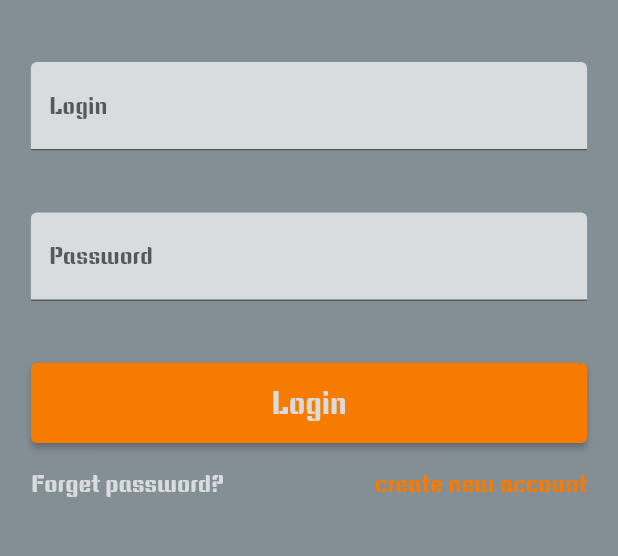
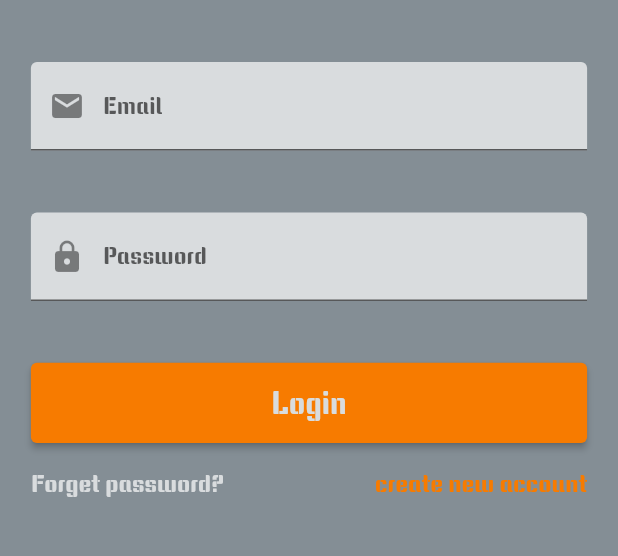
Before and after one commit to Gotcha190/gym_rent, a Flutter app: the screen it shows after launch, after a tap on "Login", on a phone screen of 412 x 824 dp, the part 588-1144 px from its top. Run offline on Flutter 3.47's test engine with Material 2 defaults, Android fonts, the phone set to English and light mode, and no system bars; our stand-ins replace firebase_auth, firebase_core, flutter_custom_clippers, sizer; accounts and stored records are empty; generated files the repository leaves out were written again; network calls fail.

Commit message:
Organized, working login/registration using Firebase

```diff
--- a/lib/WelcomePage.dart
+++ /dev/null
@@ -1,128 +0,0 @@
-import 'package:flutter/material.dart';
-import 'package:flutter_custom_clippers/flutter_custom_clippers.dart';
-import 'package:sizer/sizer.dart';
-
-class WelcomePage extends StatelessWidget{
-  const WelcomePage({Key? key}) : super(key: key);
-
-  @override
-  Widget build(BuildContext context) {
-    return Scaffold(
-      body: SafeArea(
-        child: Column(
-          mainAxisAlignment: MainAxisAlignment.start,
-          children: <Widget>[
-            if (MediaQuery.of(context).viewInsets.bottom == 0.0)
-              Column(
-                mainAxisAlignment: MainAxisAlignment.start,
-                children: <Widget>[
-                  Image.asset('assets/images/main_page_logo.png',
-                      width: 100.w, height: 40.w),
-                  Text(
-                    'GymRent',
-                    style: TextStyle(
-                      fontSize: 30.sp,
-                    ),
-                  ),
-                ],
-              ),
-            Expanded(
-              child: ClipPath(
-                clipper: WaveClipperTwo(reverse: true),
-                child: Container(
-                  height: 50.h,
-                  width: 100.w,
-                  color: const Color(0xFF848E95),
-                  child: ListView(
-                    padding: EdgeInsets.only(top: 10.h, right: 5.w, left: 5.w),
-                    children: [
-                      Center(
-                        child: Text(
-                          "Welcome",
-                          style: TextStyle(
-                              fontSize: 45.sp, color: const Color(0xFFFA9F56)),
-                        ),
-                      ),
-                      Center(
-                        child: Text(
-                          "Login to enjoy GymRent",
-                          style: TextStyle(
-                              fontSize: 12.sp, color: const Color(0xFFD9DCDE)),
-                        ),
-                      ),
-                      SizedBox(height: 5.h),
-                      const TextField(
-                        decoration: InputDecoration(
-                          labelText: "Login",
-                          filled: true,
-                          fillColor: Color(0xFFD9DCDE),
-                        ),
-                      ),
-                      SizedBox(height: 5.h),
-                      const TextField(
-                        decoration: InputDecoration(
-                          labelText: "Password",
-                          filled: true,
-                          fillColor: Color(0xFFD9DCDE),
-                        ),
-                        obscureText: true, // Ukryj hasło
-                      ),
-                      SizedBox(height: 5.h),
-                      SizedBox(
-                        width: double.infinity,
-                        height: 6.5.h,
-                        child: ElevatedButton(
-                          onPressed: () {
-                            ///TODO: Login logic
-                          },
-                          style: ButtonStyle(
-                            backgroundColor: MaterialStateProperty.all(
-                                const Color(0xFFF77B00)),
-                          ),
-                          child: Text(
-                            "Login",
-                            style: TextStyle(
-                                fontSize: 15.sp,
-                                color: const Color(0xFFD9DCDE)),
-                          ),
-                        ),
-                      ),
-                      SizedBox(height: 2.h),
-                      Row(
-                        children: [
-                          GestureDetector(
-                            onTap: () {
-                              ///TODO: Forget password page
-                            },
-                            child: Text(
-                              "Forget password?",
-                              style: TextStyle(
-                                  fontSize: 12.sp,
-                                  color: const Color(0xFFD9DCDE)),
-                            ),
-                          ),
-                          const Spacer(),
-                          GestureDetector(
-                            onTap: () {
-                              ///TODO: Creating account page
-                            },
-                            child: Text(
-                              "create new account",
-                              style: TextStyle(
-                                  fontSize: 12.sp,
-                                  color: const Color(0xFFF77B00)),
-                            ),
-                          ),
-                        ],
-                      ),
-                    ],
-                  ),
-                ),
-              ),
-            ),
-          ],
-        ),
-      ),
-    );
-  }
-}
--- a/lib/main.dart
+++ b/lib/main.dart
@@ -1,12 +1,29 @@
+import 'package:firebase_core/firebase_core.dart';
 import 'package:flutter/material.dart';
+import 'package:gym_rent/user_auth/pages/authentication_page.dart';
 import 'package:sizer/sizer.dart';
-import 'dart:async';
-import 'package:gym_rent/WelcomePage.dart';
+import 'package:gym_rent/user_auth/pages/login_page.dart';
+import 'package:gym_rent/user_auth/pages/sign_up_page.dart';
+import 'package:gym_rent/user_auth/pages/forget_pwd.dart';
+import 'package:gym_rent/pages/homepage.dart';
+import 'firebase_options.dart';
 
-void main() => runApp(const MyApp());
+
+void main() async {
+  // Zainicjuj Firebase przed uruchomieniem aplikacji
+  WidgetsFlutterBinding.ensureInitialized(); // To jest ważne dla Firebase
+
+  await Firebase.initializeApp(
+    options: DefaultFirebaseOptions.currentPlatform,
+    name: 'GymRent',
+  );
+
+  runApp(MyApp());
+}
 
 class MyApp extends StatelessWidget {
   const MyApp({Key? key}) : super(key: key);
+
   @override
   Widget build(BuildContext context) {
     return Sizer(
@@ -19,7 +36,9 @@ class MyApp extends StatelessWidget {
             fontFamily: 'KeaniaOne',
           ),
           routes: {
-            '/': (ctx) => const WelcomePage(),
+            '/': (ctx) => const AuthenticationScreen(),
+            // '/forget_pwd': (ctx) => const ForgetPwd(),
+            '/home': (ctx) => const HomePage(),
           },
         );
       },
--- /dev/null
+++ b/lib/user_auth/firebase_auth/firebase_auth_services.dart
@@ -0,0 +1,25 @@
+import 'package:firebase_auth/firebase_auth.dart';
+
+class FirebaseAuthServices {
+   final FirebaseAuth _auth = FirebaseAuth.instance;
+
+   Future<User?> signUpWithEmailAndPassword(String email, String password) async {
+     try{
+       UserCredential credential = await _auth.createUserWithEmailAndPassword(email: email, password: password);
+           return credential.user;
+     } catch (e) {
+       print("Some error occurred");
+     }
+     return null;
+   }
+
+   Future<User?> signInWithEmailAndPassword(String email, String password) async {
+     try{
+       UserCredential credential = await _auth.signInWithEmailAndPassword(email: email, password: password);
+       return credential.user;
+     } catch (e) {
+       print("Some error occurred");
+     }
+     return null;
+   }
+}
--- /dev/null
+++ b/lib/user_auth/pages/authentication_page.dart
@@ -0,0 +1,87 @@
+import 'package:flutter/material.dart';
+import 'package:flutter_custom_clippers/flutter_custom_clippers.dart';
+import 'package:gym_rent/user_auth/pages/forget_pwd.dart';
+import 'package:gym_rent/user_auth/pages/login_page.dart';
+import 'package:gym_rent/user_auth/pages/sign_up_page.dart';
+import 'package:sizer/sizer.dart';
+
+class AuthenticationScreen extends StatefulWidget {
+  const AuthenticationScreen({super.key});
+
+  @override
+  State<AuthenticationScreen> createState() => _AuthenticationScreenState();
+}
+
+class _AuthenticationScreenState extends State<AuthenticationScreen> {
+  bool showLoginPage = true;
+  bool showForgetPwd = false;
+  void navigateToSignup() {
+    setState(() {
+      showLoginPage = false;
+      showForgetPwd = false;
+    });
+  }
+
+  void navigateToLogin() {
+    setState(() {
+      showLoginPage = true;
+      showForgetPwd = false;
+    });
+  }
+
+  void navigateToForgetPwd() {
+    setState(() {
+      showForgetPwd = true;
+    });
+  }
+
+  @override
+  Widget build(BuildContext context) {
+    return Scaffold(
+      body: SafeArea(
+        child: Column(
+          mainAxisAlignment: MainAxisAlignment.start,
+          children: <Widget>[
+            if (MediaQuery.of(context).viewInsets.bottom == 0.0)
+              Column(
+                mainAxisAlignment: MainAxisAlignment.start,
+                children: <Widget>[
+                  Image.asset('assets/images/main_page_logo.png',
+                      width: 100.w, height: 40.w),
+                  Text(
+                    'GymRent',
+                    style: TextStyle(
+                      fontSize: 30.sp,
+                    ),
+                  ),
+                ],
+              ),
+            Expanded(
+              child: ClipPath(
+                clipper: WaveClipperTwo(reverse: true),
+                child: Container(
+                  height: 50.h,
+                  width: 100.w,
+                  color: const Color(0xFF848E95),
+                  child: ListView(
+                    padding: EdgeInsets.only(top: 10.h, right: 5.w, left: 5.w),
+                    children: [
+                      showForgetPwd // Najpierw sprawdź, czy powinien być wyświetlany ekran resetowania hasła
+                          ? ForgetPwd(navigateToLogin: navigateToLogin)
+                          : showLoginPage // Następnie sprawdź, czy powinien być wyświetlany ekran logowania
+                              ? LoginPage(
+                                  navigateToSignup: navigateToSignup,
+                                  navigateToForgetPwd: navigateToForgetPwd,
+                                )
+                              : SignUpPage(navigateToLogin: navigateToLogin),
+                    ],
+                  ),
+                ),
+              ),
+            ),
+          ],
+        ),
+      ),
+    );
+  }
+}
--- /dev/null
+++ b/lib/user_auth/pages/login_page.dart
@@ -0,0 +1,126 @@
+import 'package:firebase_auth/firebase_auth.dart';
+import 'package:flutter/material.dart';
+import 'package:flutter_custom_clippers/flutter_custom_clippers.dart';
+import 'package:gym_rent/user_auth/firebase_auth/firebase_auth_services.dart';
+import 'package:sizer/sizer.dart';
+
+class LoginPage extends StatefulWidget {
+  final VoidCallback navigateToSignup;
+  final VoidCallback navigateToForgetPwd;
+  LoginPage({
+    super.key,
+    required this.navigateToSignup,
+    required this.navigateToForgetPwd,
+  });
+  @override
+  State<LoginPage> createState() => _LoginPageState();
+}
+
+class _LoginPageState extends State<LoginPage> {
+  final FirebaseAuthServices _auth = FirebaseAuthServices();
+
+  final TextEditingController _emailController = TextEditingController();
+  final TextEditingController _passwordController = TextEditingController();
+
+  @override
+  void dispose() {
+    _emailController.dispose();
+    _passwordController.dispose();
+    super.dispose();
+  }
+
+  @override
+  Widget build(BuildContext context) {
+    return Material(
+      color: const Color(0xFF848E95),
+      child: Column(
+        children: [
+          Center(
+            child: Text(
+              "Welcome",
+              style: TextStyle(fontSize: 45.sp, color: const Color(0xFFFA9F56)),
+            ),
+          ),
+          Center(
+            child: Text(
+              "Login to enjoy GymRent",
+              style: TextStyle(fontSize: 12.sp, color: const Color(0xFFD9DCDE)),
+            ),
+          ),
+          SizedBox(height: 5.h),
+          TextField(
+            controller: _emailController,
+            decoration: const InputDecoration(
+              labelText: "Email",
+              prefixIcon: Icon(Icons.mail),
+              filled: true,
+              fillColor: Color(0xFFD9DCDE),
+            ),
+          ),
+          SizedBox(height: 5.h),
+          TextField(
+            controller: _passwordController,
+            decoration: const InputDecoration(
+              labelText: "Password",
+              prefixIcon: Icon(Icons.lock),
+              filled: true,
+              fillColor: Color(0xFFD9DCDE),
+            ),
+            obscureText: true, // Hide password
+          ),
+          SizedBox(height: 5.h),
+          SizedBox(
+            width: double.infinity,
+            height: 6.5.h,
+            child: ElevatedButton(
+              onPressed: _signIn,
+              style: ButtonStyle(
+                backgroundColor:
+                    MaterialStateProperty.all(const Color(0xFFF77B00)),
+              ),
+              child: Text(
+                "Login",
+                style:
+                    TextStyle(fontSize: 15.sp, color: const Color(0xFFD9DCDE)),
+              ),
+            ),
+          ),
+          SizedBox(height: 2.h),
+          Row(
+            children: [
+              GestureDetector(
+                onTap: widget.navigateToForgetPwd,
+                child: Text(
+                  "Forget password?",
+                  style: TextStyle(
+                      fontSize: 12.sp, color: const Color(0xFFD9DCDE)),
+                ),
+              ),
+              const Spacer(),
+              GestureDetector(
+                onTap: widget.navigateToSignup,
+                child: Text(
+                  "create new account",
+                  style: TextStyle(
+                      fontSize: 12.sp, color: const Color(0xFFF77B00)),
+                ),
+              ),
+            ],
+          ),
+        ],
+      ),
+    );
+  }
+
+  void _signIn() async {
+    String email = _emailController.text;
+    String password = _passwordController.text;
+
+    User? user = await _auth.signInWithEmailAndPassword(email, password);
+
+    if (user != null) {
+      await Future.delayed(Duration.zero);
+      Navigator.pushNamed(context, "/home");
+    }
+  }
+}
--- a/pubspec.yaml
+++ b/pubspec.yaml
@@ -36,7 +36,8 @@ dependencies:
   cupertino_icons: ^1.0.2
   sizer: ^2.0.15
   flutter_custom_clippers: ^2.1.0
-  flutter_keyboard_visibility: ^5.4.1
+  firebase_auth: ^4.12.0
+  firebase_core: ^2.20.0
 
 dev_dependencies:
   flutter_test:
```
Also changed, not shown: lib/pages/homepage.dart (added, +37 -0 lines), lib/user_auth/pages/forget_pwd.dart (added, +37 -0 lines), lib/user_auth/pages/sign_up_page.dart (added, +124 -0 lines), pubspec.lock, 4 other files.
